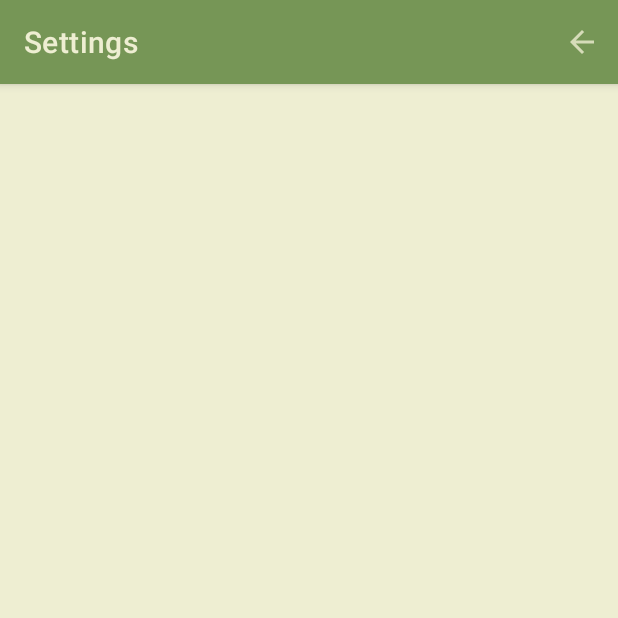
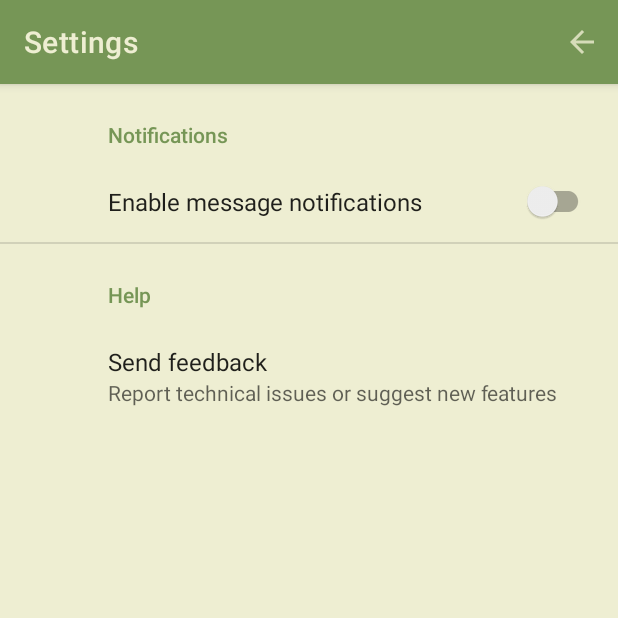
Before and after one commit to MarcinGruchala/chess-clock-mobile-aplication, an Android app: the SettingsActivity screen opened directly, with no data from a screen before it, on a phone screen of 412 x 824 dp, the top half of it. Run offline under Robolectric (Android 15) with nearby library versions, the phone set to English and light mode, and no system bars; our stand-ins replace androidx.preference.

Commit message:
Updated app color theme

```diff
--- a/app/build.gradle
+++ b/app/build.gradle
@@ -45,8 +45,9 @@ dependencies {
     implementation 'com.google.android.material:material:1.3.0'
     implementation 'androidx.constraintlayout:constraintlayout:2.0.4'
 
-    implementation 'androidx.appcompat:appcompat:1.0.0'
-    implementation 'androidx.appcompat:appcompat:1.0.0'
+    implementation 'androidx.appcompat:appcompat:1.2.0'
+    implementation 'androidx.appcompat:appcompat:1.2.0'
+    implementation 'androidx.preference:preference-ktx:1.1.1'
 
     testImplementation 'junit:junit:4.+'
     androidTestImplementation 'androidx.test.ext:junit:1.1.2'
--- a/app/src/main/java/com/example/chess_clock/MainActivity.kt
+++ b/app/src/main/java/com/example/chess_clock/MainActivity.kt
@@ -44,7 +44,6 @@ class MainActivity : AppCompatActivity() {
                 chessTimer.playerUpdate()
                 chessTimer.startClocks()
             }
-
         }
 
         binding.btnTime2.setOnClickListener {
@@ -59,7 +58,6 @@ class MainActivity : AppCompatActivity() {
                 chessTimer.playerUpdate()
                 chessTimer.startClocks()
             }
-
         }
     }
 }
--- a/app/src/main/java/com/example/chess_clock/SettingsActivity.kt
+++ b/app/src/main/java/com/example/chess_clock/SettingsActivity.kt
@@ -11,6 +11,7 @@ class SettingsActivity : AppCompatActivity(){
         super.onCreate(savedInstanceState)
         setContentView(R.layout.activity_settings)
         setSupportActionBar(findViewById(R.id.settings_toolbar))
+        supportFragmentManager.beginTransaction().replace(R.id.fragmentSettings, SettingsFragment()).commit()
     }
 
     override fun onCreateOptionsMenu(menu: Menu): Boolean {
--- /dev/null
+++ b/app/src/main/java/com/example/chess_clock/SettingsFragment.kt
@@ -0,0 +1,10 @@
+package com.example.chess_clock
+
+import android.os.Bundle
+import androidx.preference.PreferenceFragmentCompat
+
+class SettingsFragment : PreferenceFragmentCompat() {
+    override fun onCreatePreferences(savedInstanceState: Bundle?, rootKey: String?) {
+        setPreferencesFromResource(R.xml.settings, rootKey)
+    }
+}
--- a/app/src/main/res/layout/activity_settings.xml
+++ b/app/src/main/res/layout/activity_settings.xml
@@ -1,7 +1,6 @@
 <?xml version="1.0" encoding="utf-8"?>
 <androidx.constraintlayout.widget.ConstraintLayout xmlns:android="http://schemas.android.com/apk/res/android"
     xmlns:app="http://schemas.android.com/apk/res-auto"
-    xmlns:tools="http://schemas.android.com/tools"
     android:layout_width="match_parent"
     android:layout_height="match_parent"
     android:background="@color/greenThemeLight">
@@ -22,4 +21,12 @@
         app:title="Settings"
         app:titleTextColor="@color/greenThemeLight" />
 
+    <androidx.fragment.app.FragmentContainerView
+        android:id="@+id/fragmentSettings"
+        android:name="com.example.chess_clock.SettingsFragment"
+        android:layout_width="wrap_content"
+        android:layout_height="wrap_content"
+        app:layout_constraintStart_toStartOf="parent"
+        app:layout_constraintTop_toBottomOf="@+id/settings_toolbar" />
+
 </androidx.constraintlayout.widget.ConstraintLayout>
--- a/app/src/main/res/values/themes.xml
+++ b/app/src/main/res/values/themes.xml
@@ -2,12 +2,12 @@
     <!-- Base application theme. -->
     <style name="Theme.Chessclock" parent="Theme.MaterialComponents.DayNight.NoActionBar">
         <!-- Primary brand color. -->
-        <item name="colorPrimary">@color/purple_500</item>
-        <item name="colorPrimaryVariant">@color/purple_700</item>
+        <item name="colorPrimary">@color/background</item>
+        <item name="colorPrimaryVariant">@color/greenThemeDark</item>
         <item name="colorOnPrimary">@color/white</item>
         <!-- Secondary brand color. -->
-        <item name="colorSecondary">@color/teal_200</item>
-        <item name="colorSecondaryVariant">@color/teal_700</item>
+        <item name="colorSecondary">@color/greenThemeDark</item>
+        <item name="colorSecondaryVariant">@color/greenThemeDark</item>
         <item name="colorOnSecondary">@color/black</item>
         <!-- Status bar color. -->
         <item name="android:statusBarColor" tools:targetApi="l">?attr/colorPrimaryVariant</item>
--- /dev/null
+++ b/app/src/main/res/xml/settings.xml
@@ -0,0 +1,24 @@
+<?xml version="1.0" encoding="utf-8"?>
+<PreferenceScreen xmlns:android="http://schemas.android.com/apk/res/android"
+    android:background="@color/greenThemeLight">
+    <PreferenceCategory
+        android:key="notifications_category"
+        android:title="Notifications">
+
+        <SwitchPreferenceCompat
+            android:key="notifications"
+            android:title="Enable message notifications"/>
+
+    </PreferenceCategory>
+
+    <PreferenceCategory
+        android:key="help_category"
+        android:title="Help">
+
+        <Preference
+            android:key="feedback"
+            android:summary="Report technical issues or suggest new features"
+            android:title="Send feedback"/>
+
+    </PreferenceCategory>
+</PreferenceScreen>
```
